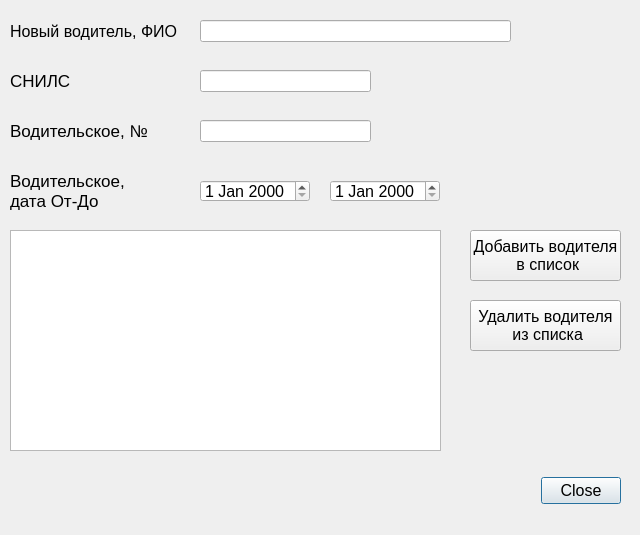
Qt form ui/NewDriver.ui (Andrew007Serednev/DenyDesktopApp) before a commit.
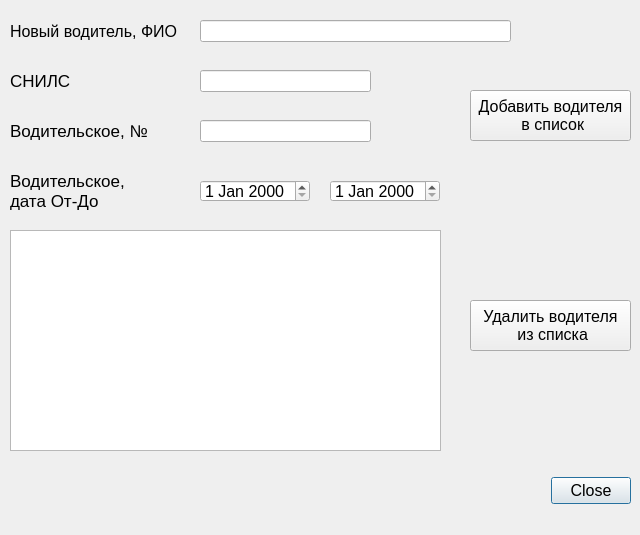
The same form after that commit.

Commit message: drivers list in form

The edit to the form file:
```diff
--- a/ui/NewDriver.ui
+++ b/ui/NewDriver.ui
@@ -18,7 +18,7 @@
     <rect>
      <x>540</x>
      <y>460</y>
-     <width>81</width>
+     <width>91</width>
      <height>61</height>
     </rect>
    </property>
@@ -202,7 +202,7 @@
     <rect>
      <x>470</x>
      <y>300</y>
-     <width>151</width>
+     <width>161</width>
      <height>51</height>
     </rect>
    </property>
@@ -220,8 +220,8 @@
    <property name="geometry">
     <rect>
      <x>470</x>
-     <y>230</y>
-     <width>151</width>
+     <y>90</y>
+     <width>161</width>
      <height>51</height>
     </rect>
    </property>
```
The commit also changes 5 other files.
